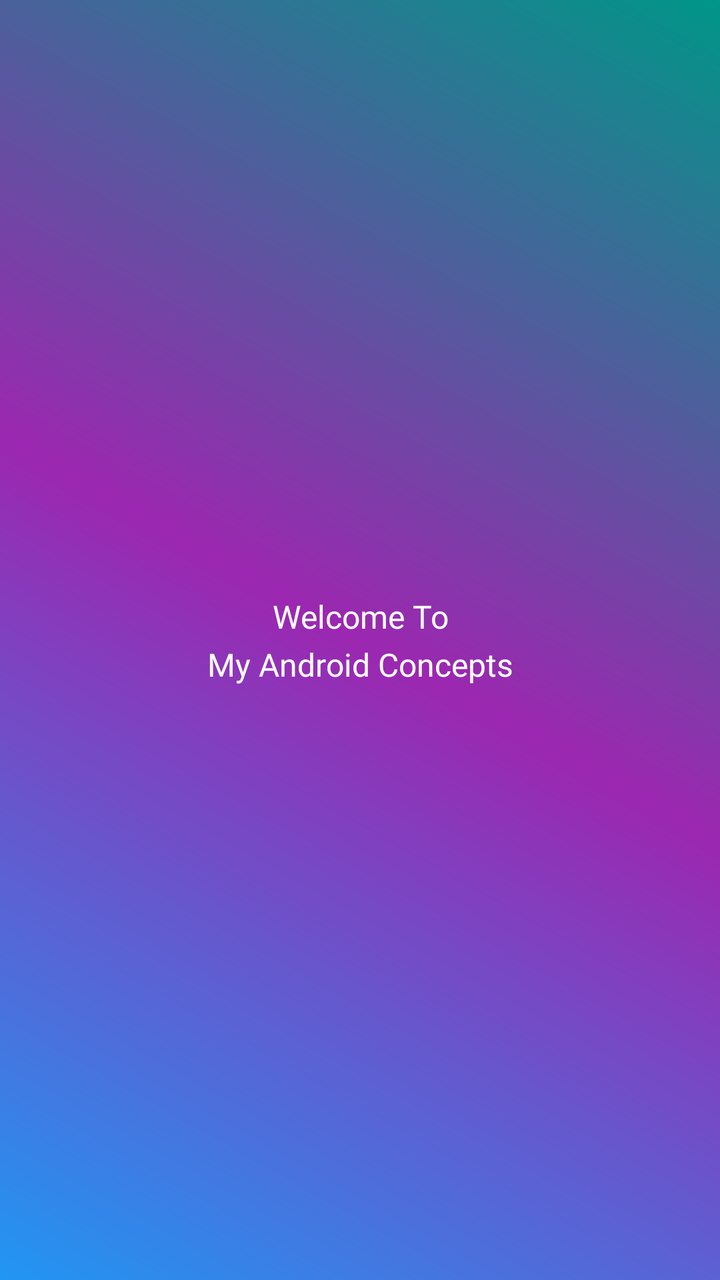
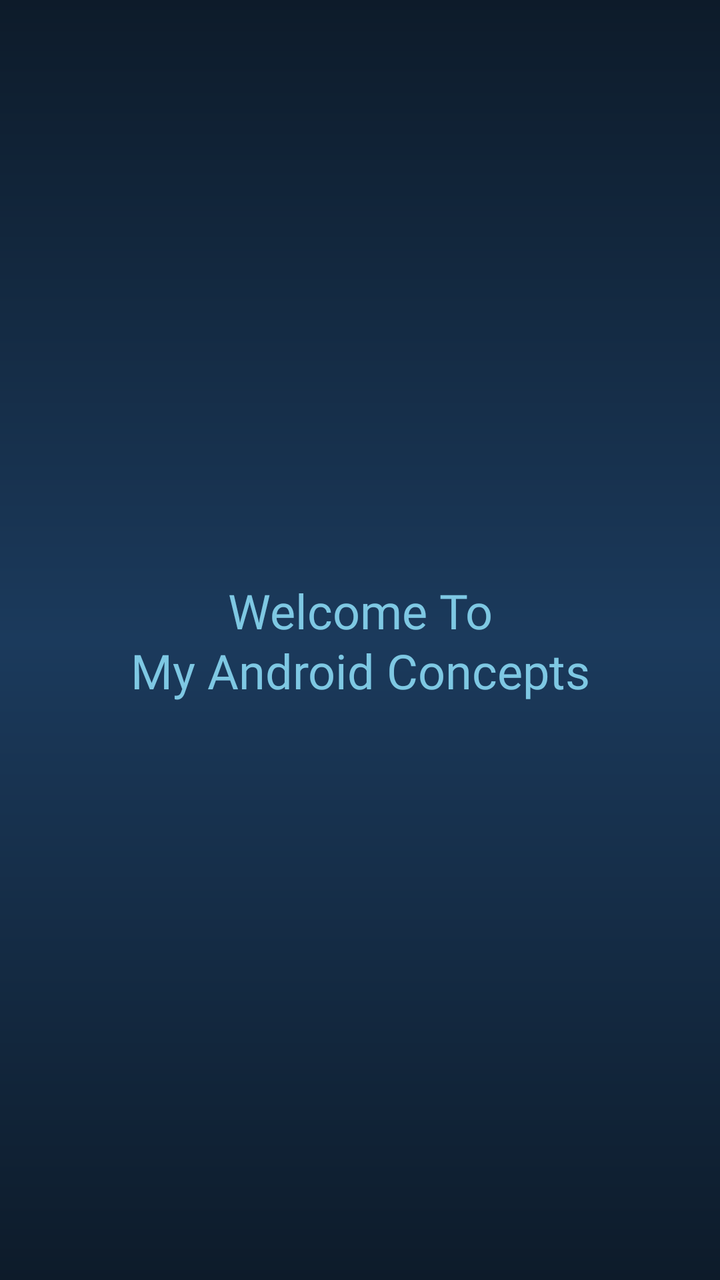

An Android layout rendered at two revisions. The XML below is the earlier revision; the diff shows what the commit changed to produce the second picture.
<!-- AndroidManifest.xml: application theme Theme.AndroidConcepts -->
<!-- res/layout/activity_splash.xml -->
<?xml version="1.0" encoding="utf-8"?>
<androidx.constraintlayout.widget.ConstraintLayout xmlns:android="http://schemas.android.com/apk/res/android"
    xmlns:app="http://schemas.android.com/apk/res-auto"
    xmlns:tools="http://schemas.android.com/tools"
    android:layout_width="match_parent"
    android:layout_height="match_parent"
    android:background="@drawable/splash_background"
    tools:context=".SplashActivity">

    <androidx.appcompat.widget.AppCompatTextView
        android:id="@+id/textView"
        style="@style/Text16BoldStyle"
        android:layout_width="wrap_content"
        android:layout_height="wrap_content"
        android:gravity="center"
        android:maxLines="2"
        app:lineHeight="@dimen/spacing_24"
        android:text="@string/welcome_to_my_android_concepts"
        app:layout_constraintBottom_toBottomOf="parent"
        app:layout_constraintEnd_toEndOf="parent"
        app:layout_constraintStart_toStartOf="parent"
        app:layout_constraintTop_toTopOf="parent" />

</androidx.constraintlayout.widget.ConstraintLayout>
<!-- resources referenced by this layout -->
<resources>
  <dimen name="spacing_24">24dp</dimen>
  <!-- drawable splash_background (drawable) -->
  <?xml version="1.0" encoding="utf-8"?>
  <shape xmlns:android="http://schemas.android.com/apk/res/android">
      <gradient
          android:angle="45"
          android:startColor="@color/blue_2196F3"
          android:centerColor="@color/purple_9C27B0"
          android:endColor="@color/teal_009688"
          android:type="linear" />
  </shape>
  <string name="welcome_to_my_android_concepts">Welcome To\nMy Android Concepts</string>
  <style name="Text16BoldStyle">
          <item name="android:fontFamily">@font/opensans_bold</item>
          <item name="android:textColor">@color/white_FFFFFF</item>
          <item name="android:textSize">@dimen/text_size_16</item>
      </style>
  <style name="Theme.AndroidConcepts" parent="Base.Theme.AndroidConcepts" />
  <color name="blue_2196F3">#2196F3</color>
  <color name="purple_9C27B0">#9C27B0</color>
  <color name="teal_009688">#009688</color>
  <color name="white_FFFFFF">#FFFFFFFF</color>
  <dimen name="text_size_16">16sp</dimen>
  <style name="Base.Theme.AndroidConcepts" parent="Theme.Material3.DayNight.NoActionBar">
          
          
      </style>
</resources>

<!-- the commit's change to res/layout/activity_splash.xml (unified diff, before → after) -->
@@ -10,11 +10,13 @@
     <androidx.appcompat.widget.AppCompatTextView
         android:id="@+id/textView"
         style="@style/Text16BoldStyle"
+        android:textSize="@dimen/text_size_24"
+        android:textColor="@color/blue_7EC8E3"
         android:layout_width="wrap_content"
         android:layout_height="wrap_content"
         android:gravity="center"
-        android:maxLines="2"
-        app:lineHeight="@dimen/spacing_24"
+        android:maxLines="3"
+        app:lineHeight="@dimen/spacing_30"
         android:text="@string/welcome_to_my_android_concepts"
         app:layout_constraintBottom_toBottomOf="parent"
         app:layout_constraintEnd_toEndOf="parent"
<!-- resource entries referenced after the edit -->
@@ -1,15 +1,16 @@
 <!-- resources referenced by this layout -->
 <resources>
-  <dimen name="spacing_24">24dp</dimen>
+  <color name="blue_7EC8E3">#7EC8E3</color>
+  <dimen name="spacing_30">30dp</dimen>
+  <dimen name="text_size_24">24sp</dimen>
   <!-- drawable splash_background (drawable) -->
   <?xml version="1.0" encoding="utf-8"?>
   <shape xmlns:android="http://schemas.android.com/apk/res/android">
       <gradient
-          android:angle="45"
-          android:startColor="@color/blue_2196F3"
-          android:centerColor="@color/purple_9C27B0"
-          android:endColor="@color/teal_009688"
-          android:type="linear" />
+          android:angle="145"
+          android:startColor="@color/blue_0D1B2A"
+          android:centerColor="@color/blue_1B3A5C"
+          android:endColor="@color/blue_0D1B2A" />
   </shape>
   <string name="welcome_to_my_android_concepts">Welcome To\nMy Android Concepts</string>
   <style name="Text16BoldStyle">
@@ -18,14 +19,19 @@
           <item name="android:textSize">@dimen/text_size_16</item>
       </style>
   <style name="Theme.AndroidConcepts" parent="Base.Theme.AndroidConcepts" />
-  <color name="blue_2196F3">#2196F3</color>
-  <color name="purple_9C27B0">#9C27B0</color>
-  <color name="teal_009688">#009688</color>
+  <color name="blue_0D1B2A">#0D1B2A</color>
+  <color name="blue_1B3A5C">#1B3A5C</color>
   <color name="white_FFFFFF">#FFFFFFFF</color>
   <dimen name="text_size_16">16sp</dimen>
   <style name="Base.Theme.AndroidConcepts" parent="Theme.Material3.DayNight.NoActionBar">
-          
-          
+           <item name="android:windowBackground">@drawable/app_background</item>
+           <item name="colorOnPrimary">@color/white_FFFFFF</item>
       </style>
+  <!-- drawable app_background (drawable) -->
+  <?xml version="1.0" encoding="utf-8"?>
+  <shape xmlns:android="http://schemas.android.com/apk/res/android">
+      <solid android:color="@color/black_080D14" />
+  </shape>
+  <color name="black_080D14">#080D14</color>
 </resources>
 
